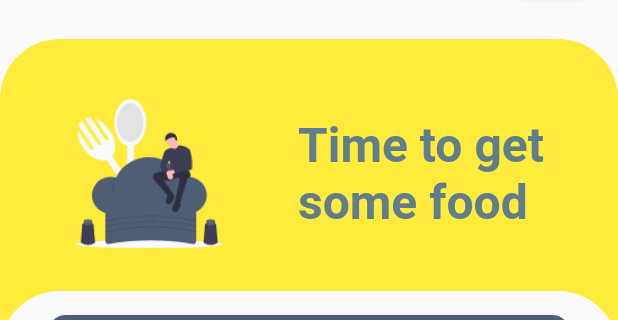
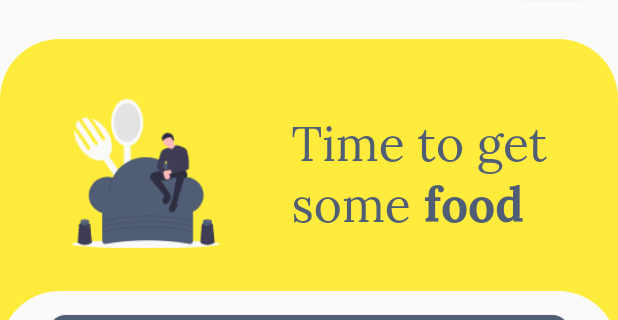
Before and after one commit to BelfDev/digital-restaurant-app, a Flutter app: the screen it shows after launch, on a phone screen of 412 x 824 dp, the part 93-413 px from its top. Run offline on Flutter 3.47's test engine with Material 2 defaults, Android fonts, the phone set to English and light mode, and no system bars; drawn by our look-alikes of smooth_star_rating; our stand-ins replace slider_button; network calls fail.

Commit message:
Add custom Lora font and RichText

```diff
--- a/lib/screens/home_screen.dart
+++ b/lib/screens/home_screen.dart
@@ -4,6 +4,7 @@ import 'package:dr_app/components/cards/category_card.dart';
 import 'package:dr_app/components/cards/featured_card.dart';
 import 'package:dr_app/components/cards/outlet_card.dart';
 import 'package:dr_app/components/carousel.dart';
+import 'package:dr_app/utils/colors.dart';
 import 'package:flutter/material.dart';
 
 class HomeScreen extends StatefulWidget {
@@ -86,13 +87,24 @@ class _HomeScreenState extends State<HomeScreen> {
                 width: 100,
                 fit: BoxFit.cover,
               ),
-              Text(
-                'Time to get\nsome food',
-                style: TextStyle(
-                    color: Colors.blueGrey,
-                    fontSize: 32,
-                    fontWeight: FontWeight.w600),
-              ),
+              RichText(
+                text: TextSpan(children: <TextSpan>[
+                  TextSpan(
+                      text: 'Time to get\nsome ',
+                      style: TextStyle(
+                          color: LUColors.navyBlue,
+                          fontSize: 32,
+                          fontFamily: 'Lora',
+                          fontWeight: FontWeight.w400)),
+                  TextSpan(
+                      text: 'food',
+                      style: TextStyle(
+                          color: LUColors.navyBlue,
+                          fontSize: 32,
+                          fontFamily: 'Lora',
+                          fontWeight: FontWeight.w700))
+                ]),
+              )
             ],
           ),
         ),
@@ -111,7 +123,7 @@ class _HomeScreenState extends State<HomeScreen> {
           child: LUSolidButton(
               width: double.infinity,
               margin: EdgeInsets.symmetric(horizontal: 32),
-              color: Color(0xFF4F5D75),
+              color: LUColors.navyBlue,
               title: "Find a Restaurant",
               onPressed: () {}),
         ),
--- a/lib/utils/colors.dart
+++ b/lib/utils/colors.dart
@@ -2,5 +2,6 @@ import 'package:flutter/material.dart';
 
 abstract class LUColors {
   static const smoothWhite = Color(0xFFFAFAFA);
-  static const navyBlue = Color(0xFF2D3142);
+  static const darkBlue = Color(0xFF2D3142);
+  static const navyBlue = Color(0xFF4F5D75);
 }
--- a/lib/utils/styles.dart
+++ b/lib/utils/styles.dart
@@ -12,5 +12,5 @@ abstract class Styles {
       color: LUColors.smoothWhite, fontSize: 18, fontWeight: FontWeight.w400);
 
   static const categoryCardTitle = TextStyle(
-      color: LUColors.navyBlue, fontSize: 16, fontWeight: FontWeight.w200);
+      color: LUColors.darkBlue, fontSize: 16, fontWeight: FontWeight.w200);
 }
```
Also changed, not shown: pubspec.yaml (+13 -0 lines), res/fonts/Lora-Bold.ttf (added), res/fonts/Lora-Italic.ttf (added), res/fonts/Lora-Regular.ttf (added), res/fonts/Lora-SemiBold.ttf (added).
